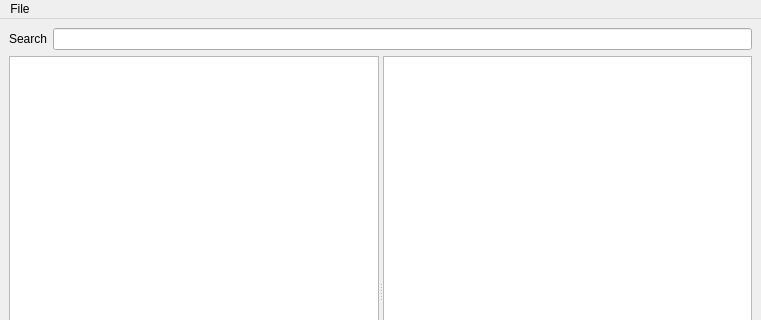
Before: the Qt Designer form ui/mainwindow.ui in kateabr/japanese_verb_search, drawn with Qt 5; both pictures show x 0 to 761 and y 0 to 320 of the 761 by 585 pixel window.
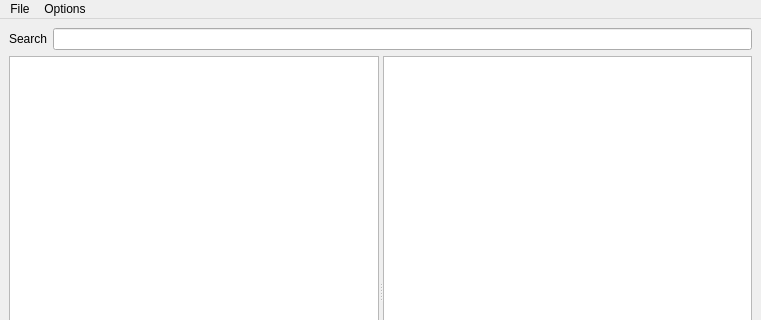
After: the same form once the commit is applied. Custom widgets are drawn as their Qt base class.

Commit message: Added extra options (disable regex, realtime search)

The edit to the form file:
```diff
--- a/ui/mainwindow.ui
+++ b/ui/mainwindow.ui
@@ -79,7 +79,15 @@
     <addaction name="actionOpenDir"/>
     <addaction name="actionExit"/>
    </widget>
+   <widget class="QMenu" name="menuOptions">
+    <property name="title">
+     <string>Options</string>
+    </property>
+    <addaction name="actionRealtimeSearch"/>
+    <addaction name="actionRegExpSearch"/>
+   </widget>
    <addaction name="menuFile"/>
+   <addaction name="menuOptions"/>
   </widget>
   <widget class="QStatusBar" name="statusbar"/>
   <action name="actionOpenDir">
```
Left out of the diff: 48 changed lines with no effect on the pictures. The commit also changes 5 other files.
